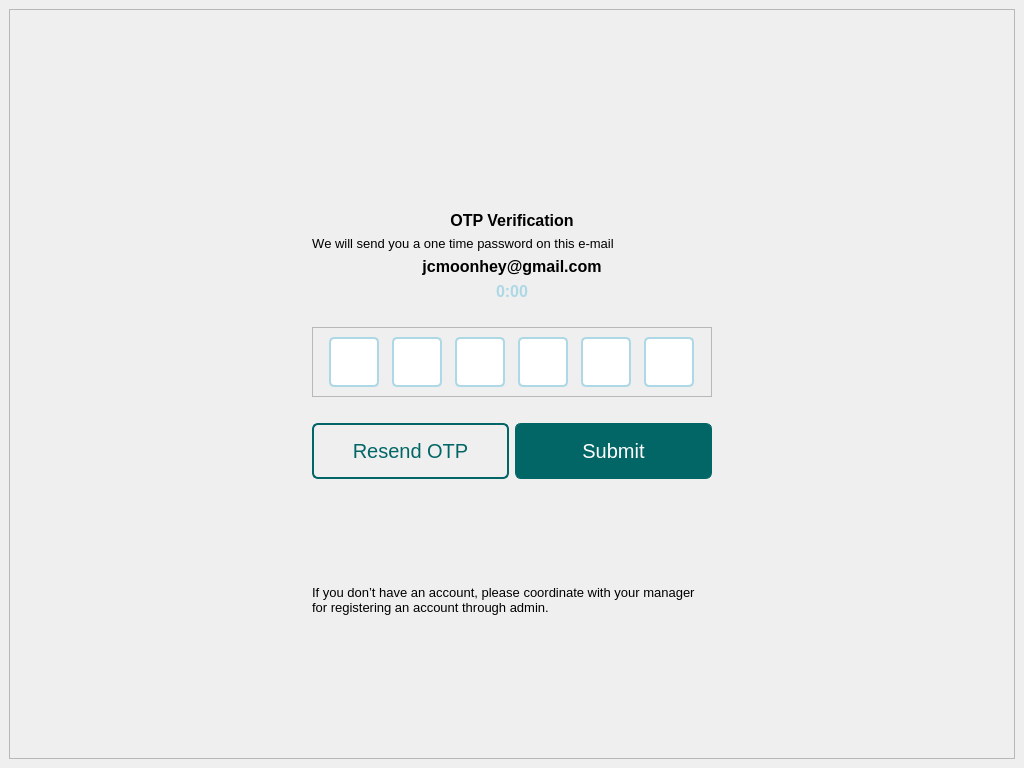
Qt form screens/ui/authentication/otpVerification.ui (sehae/POS-with-Inventory-System) before a commit.
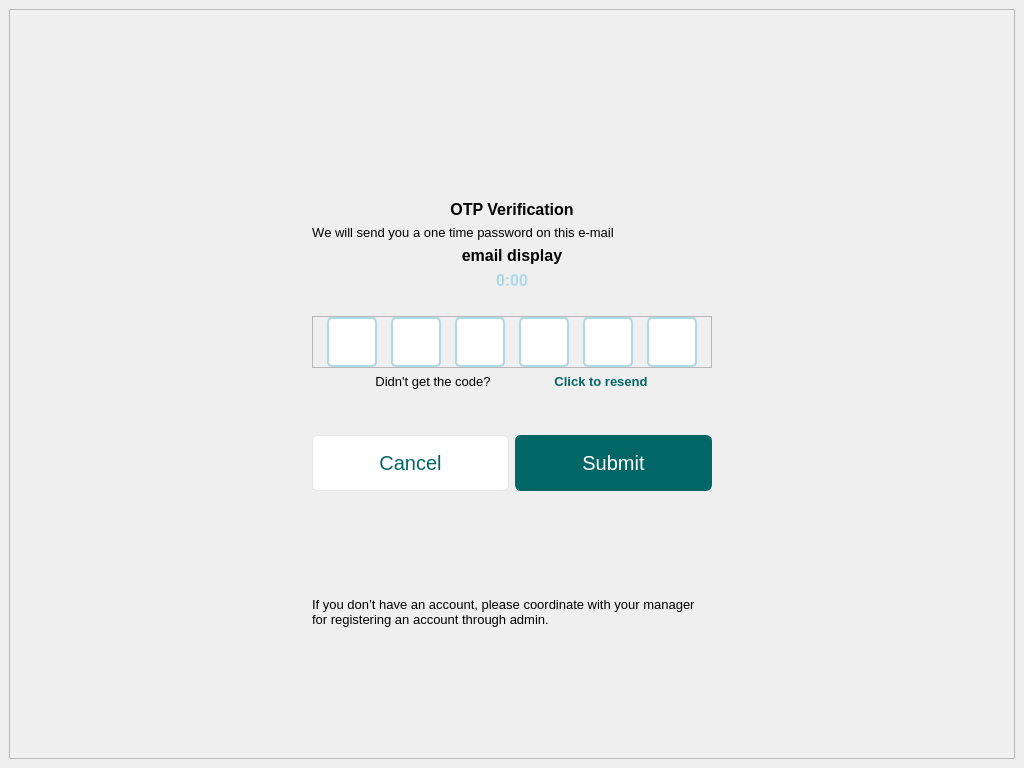
The same form after that commit. Icons and pictures are not drawn.

Commit message: forgot password: otp verification not working #1

Patch:
```diff
--- a/screens/ui/authentication/otpVerification.ui
+++ b/screens/ui/authentication/otpVerification.ui
@@ -142,7 +142,7 @@
             </font>
            </property>
            <property name="text">
-            <string>jcmoonhey@gmail.com</string>
+            <string>email display</string>
            </property>
            <property name="alignment">
             <set>Qt::AlignCenter</set>
@@ -193,6 +193,21 @@
             <enum>QFrame::Raised</enum>
            </property>
            <layout class="QHBoxLayout" name="horizontalLayout_2">
+            <property name="spacing">
+             <number>0</number>
+            </property>
+            <property name="leftMargin">
+             <number>0</number>
+            </property>
+            <property name="topMargin">
+             <number>0</number>
+            </property>
+            <property name="rightMargin">
+             <number>0</number>
+            </property>
+            <property name="bottomMargin">
+             <number>0</number>
+            </property>
             <item>
              <widget class="QLineEdit" name="otp1">
               <property name="sizePolicy">
@@ -376,6 +391,104 @@
            </layout>
           </widget>
          </item>
+         <item>
+          <widget class="QWidget" name="widget_2" native="true">
+           <property name="sizePolicy">
+            <sizepolicy hsizetype="Preferred" vsizetype="Preferred">
+             <horstretch>0</horstretch>
+             <verstretch>0</verstretch>
+            </sizepolicy>
+           </property>
+           <property name="minimumSize">
+            <size>
+             <width>0</width>
+             <height>0</height>
+            </size>
+           </property>
+           <layout class="QHBoxLayout" name="horizontalLayout_6">
+            <property name="spacing">
+             <number>0</number>
+            </property>
+            <property name="leftMargin">
+             <number>0</number>
+            </property>
+            <property name="topMargin">
+             <number>0</number>
+            </property>
+            <property name="rightMargin">
+             <number>0</number>
+            </property>
+            <property name="bottomMargin">
+             <number>0</number>
+            </property>
+            <item>
+             <widget class="QLabel" name="label">
+              <property name="sizePolicy">
+               <sizepolicy hsizetype="Fixed" vsizetype="Preferred">
+                <horstretch>0</horstretch>
+                <verstretch>0</verstretch>
+               </sizepolicy>
+              </property>
+              <property name="font">
+               <font>
+                <pointsize>10</pointsize>
+               </font>
+              </property>
+              <property name="layoutDirection">
+               <enum>Qt::LeftToRight</enum>
+              </property>
+              <property name="text">
+               <string>Didn't get the code?</string>
+              </property>
+              <property name="alignment">
+               <set>Qt::AlignCenter</set>
+              </property>
+             </widget>
+            </item>
+            <item>
+             <widget class="QPushButton" name="resendBTN">
+              <property name="sizePolicy">
+               <sizepolicy hsizetype="Fixed" vsizetype="Fixed">
+                <horstretch>0</horstretch>
+                <verstretch>0</verstretch>
+               </sizepolicy>
+              </property>
+              <property name="maximumSize">
+               <size>
+                <width>16777215</width>
+                <height>16777215</height>
+               </size>
+              </property>
+              <property name="font">
+               <font>
+                <pointsize>10</pointsize>
+                <bold>true</bold>
+                <underline>false</underline>
+               </font>
+              </property>
+              <property name="styleSheet">
+               <string notr="true">QPushButton {
+	border: none;
+	color: #036666;
+	background: transparent;
+}
+
+QPushButton:hover {
+    color: #049393;
+}
+
+QPushButton:pressed {
+    color: #024c4c;
+}</string>
+              </property>
+              <property name="text">
+               <string>Click to resend</string>
+              </property>
+             </widget>
+            </item>
+           </layout>
+          </widget>
+         </item>
          <item>
           <spacer name="verticalSpacer">
            <property name="orientation">
@@ -384,7 +497,7 @@
            <property name="sizeHint" stdset="0">
             <size>
              <width>20</width>
-             <height>20</height>
+             <height>40</height>
             </size>
            </property>
           </spacer>
@@ -405,7 +518,7 @@
              <number>0</number>
             </property>
             <item>
-             <widget class="QPushButton" name="resendBTN">
+             <widget class="QPushButton" name="cancelBTN">
               <property name="minimumSize">
                <size>
                 <width>0</width>
@@ -421,9 +534,9 @@
               <property name="styleSheet">
                <string notr="true">QPushButton {
     padding: 5px;
-    border: 2px Solid #036666;
+    border: 1px solid #E6E6E6;
     border-radius: 6px;
-    background-color: transparent;
+    background-color: #FFFFFF;
     color: #036666;
     font-size: 20px;
 }
@@ -438,7 +551,7 @@
 </string>
               </property>
               <property name="text">
-               <string>Resend OTP</string>
+               <string>Cancel</string>
               </property>
              </widget>
             </item>
```
Left out of the diff: 8 changed lines with no effect on the pictures. The commit also changes 23 other files.
